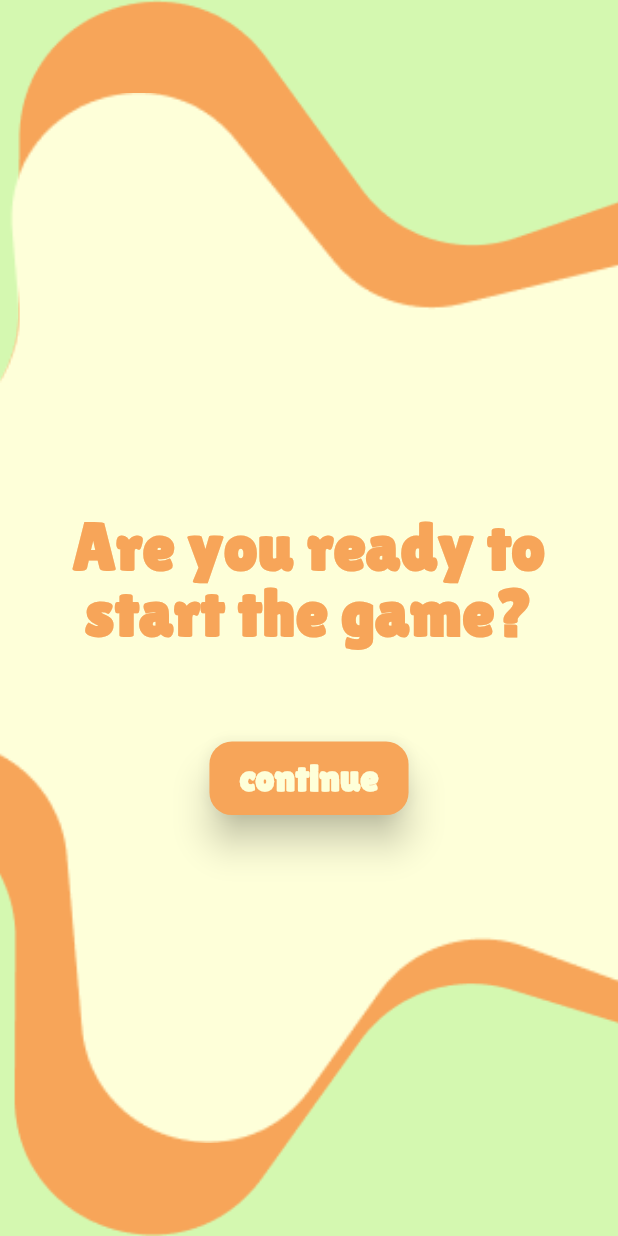
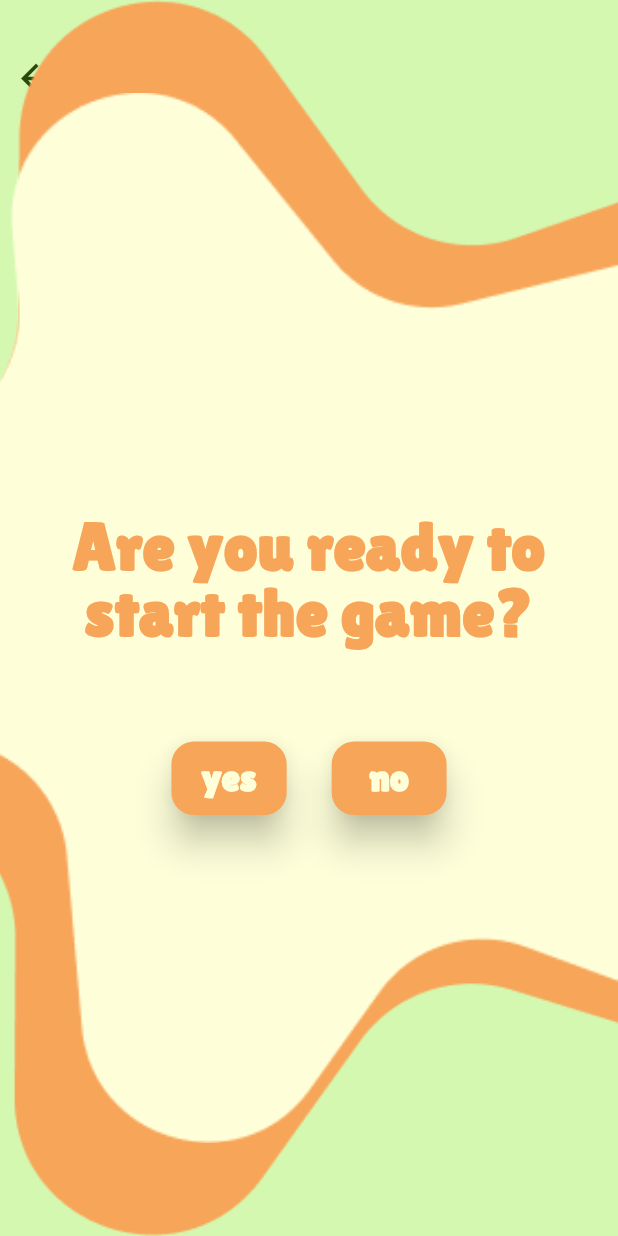
Before and after one commit to amela-akija/animattio_mobile_app, a Flutter app: the StartGamePage screen opened directly, on a phone screen of 412 x 824 dp. Run offline on Flutter 3.47's test engine with Material 3 defaults, Android fonts, the light colour scheme and no system bars; our stand-ins replace cloud_firestore, firebase_auth, firebase_core; accounts and stored records are empty; generated files the repository leaves out were written again.

Commit message:
delete game

```diff
--- a/lib/main.dart
+++ b/lib/main.dart
@@ -1,6 +1,7 @@
 
 import 'package:animattio_mobile_app/firebase_options.dart';
 import 'package:animattio_mobile_app/pages/login_page.dart';
+import 'package:animattio_mobile_app/pages/start_game_page.dart';
 import 'package:firebase_core/firebase_core.dart';
 import 'package:flutter/material.dart';
 
--- a/lib/pages/mode_page.dart
+++ b/lib/pages/mode_page.dart
@@ -212,5 +212,5 @@ class ChosenGame {
 
 
   ChosenGame({required this.userId, required this.mode, required this.theme});
-  Map<String, dynamic> toMap() => {"id":userId,"mode": mode, "theme": theme, "timmestamp": FieldValue.serverTimestamp()};
+  Map<String, dynamic> toMap() => {"id":userId,"mode": mode, "theme": theme, "timestamp": FieldValue.serverTimestamp()};
 }
--- a/lib/pages/start_game_page.dart
+++ b/lib/pages/start_game_page.dart
@@ -1,3 +1,5 @@
+import 'package:animattio_mobile_app/pages/user_page.dart';
+import 'package:animattio_mobile_app/services/database_service.dart';
 import 'package:flutter/material.dart';
 
 class StartGamePage extends StatelessWidget {
@@ -7,24 +9,47 @@ class StartGamePage extends StatelessWidget {
   Widget build(BuildContext context) {
     //Strings
     String message = "Are you ready to start the game?";
-    String continueButton = "continue";
+      String yesButton = "yes";
+    String noButton = "no";
 
     //Colors
     Color pageColor = const Color(0xffD4F8B0);
     Color buttonColor = const Color(0xFFF7A559);
     Color fontColor = const Color(0xFFF7A559);
     Color fontButtonColor = const Color(0xFFFEFFD9);
+    Color arrowButton = const Color(0xFF2A470C);
 
     //Size
     dynamic deviceSize, height, width;
     deviceSize = MediaQuery.of(context).size;
     height = deviceSize.height;
     width = deviceSize.width;
+    final dbService = DatabaseService();
 
     return Scaffold(
       backgroundColor: pageColor,
       body: Stack(
         children: <Widget>[
+                Padding(
+                  padding: const EdgeInsets.only(top:28.0),
+                  child: Align(
+                    alignment: Alignment.topLeft,
+                    child: IconButton(
+                      icon: const Icon(Icons.arrow_back),
+                      color: arrowButton,
+                      iconSize: 30,
+                      onPressed: () {
+                         dbService.deleteGame();
+                        Navigator.of(context).push(
+                            MaterialPageRoute(builder: (BuildContext context) {
+                          return const UserPage();
+                        }));
+                      },
+                    ),
+                  ),
+                ),
+          Column(
+            children: [
               Expanded(
                 child: Stack(
                   children: <Widget>[
@@ -55,6 +80,8 @@ class StartGamePage extends StatelessWidget {
                   ],
                 ),
               ),
+            ],
+          ),
           Center(
             child: Padding(
               padding: const EdgeInsets.symmetric(horizontal: 27.0),
@@ -77,22 +104,22 @@ class StartGamePage extends StatelessWidget {
               ),
             ),
           ),
-          Positioned(
-            top: deviceSize.height * 0.6,
-            width: deviceSize.width,
-            child: Center(
-              child: ElevatedButton(
+           Padding(
+             padding: EdgeInsets.only(top: height * 0.6),
+             child: Row(
+                      mainAxisAlignment: MainAxisAlignment.center,
+                      children: [
+                        ElevatedButton(
                           onPressed: () {
                             Navigator.of(context).push(
                               MaterialPageRoute(builder: (BuildContext context) {
-                      return const StartGamePage();
+                                return const UserPage();
                               }),
                             );
                           },
                           style: ElevatedButton.styleFrom(
                             backgroundColor: buttonColor,
-                  padding:
-                      const EdgeInsets.symmetric(horizontal: 20, vertical: 10),
+                            padding: const EdgeInsets.symmetric(horizontal: 20, vertical: 10),
                             textStyle: const TextStyle(
                                 fontSize: 25,
                                 fontFamily: 'Lilita One',
@@ -103,10 +130,38 @@ class StartGamePage extends StatelessWidget {
                             elevation: 10,
                           ),
                           child: Text(
-                  continueButton,
+                            yesButton,
                             style: TextStyle(color: fontButtonColor),
                           ),
                         ),
+                        const SizedBox(width: 30),
+                        ElevatedButton(
+                          onPressed: () {
+                            dbService.deleteGame();
+                            Navigator.of(context).push(
+                              MaterialPageRoute(builder: (BuildContext context) {
+                                return const UserPage();
+                              }),
+                            );
+                          },
+                          style: ElevatedButton.styleFrom(
+                            backgroundColor: buttonColor,
+                            padding: const EdgeInsets.symmetric(horizontal: 25, vertical: 10),
+                            textStyle: const TextStyle(
+                                fontSize: 25,
+                                fontFamily: 'Lilita One',
+                                fontWeight: FontWeight.w900),
+                            shape: RoundedRectangleBorder(
+                              borderRadius: BorderRadius.circular(15),
+                            ),
+                            elevation: 10,
+                          ),
+                          child: Text(
+                            noButton,
+                            style: TextStyle(color: fontButtonColor),
+                          ),
+                        ),
+                      ],
                     ),
            ),
         ],
```
Also changed, not shown: lib/services/database_service.dart (+15 -2 lines). Lines whose indentation alone changed are shown as unchanged.
